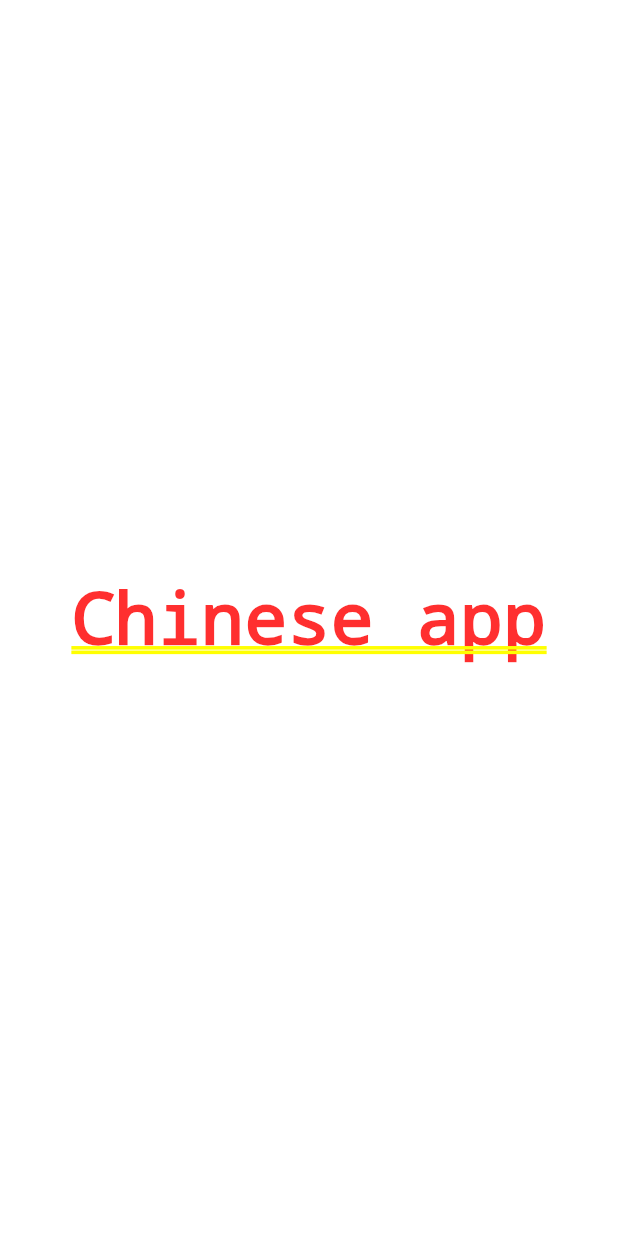
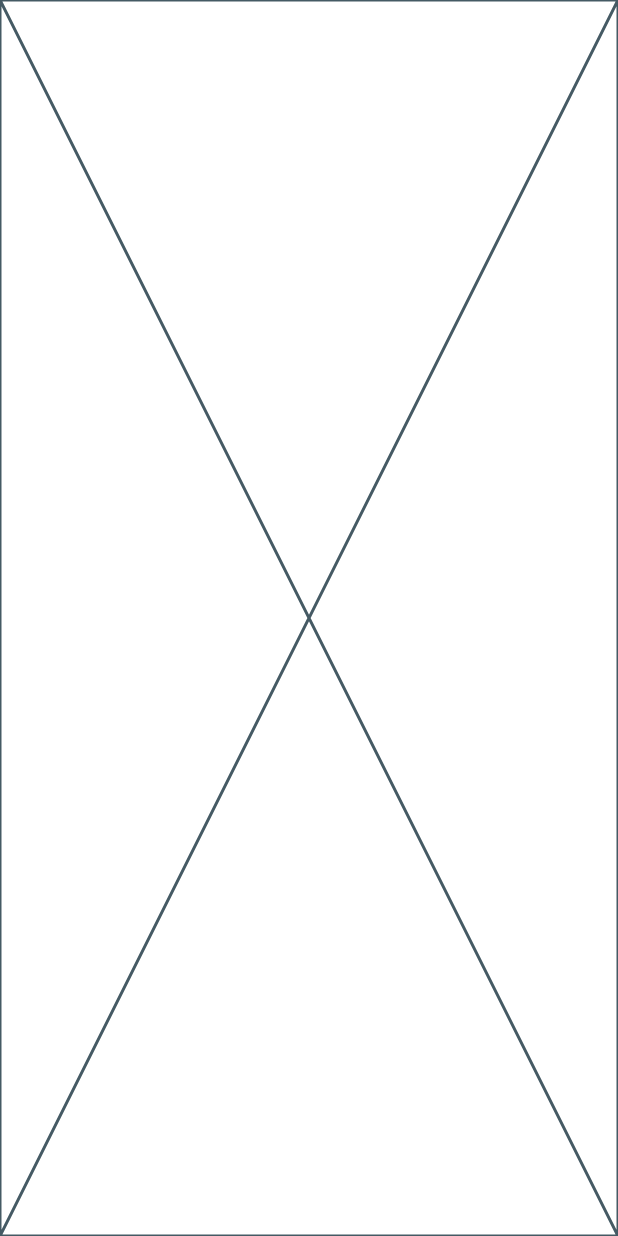
Before and after one commit to Pjvl99/LanguageTeachingSystem, a Flutter app: the screen it shows after launch, on a phone screen of 412 x 824 dp. Run offline on Flutter 3.47's test engine with Material 3 defaults, Android fonts, the phone set to English and light mode, and no system bars.

Commit message:
Creating home page

```diff
--- a/chinese_app/lib/main.dart
+++ b/chinese_app/lib/main.dart
@@ -31,12 +31,25 @@
         colorScheme: ColorScheme.fromSeed(seedColor: Colors.deepPurple),
         useMaterial3: true,
       ),
-      home: Center(
-        child: Text("Chinese app"),
-      ),
+      home: const HomePage(),
     );
   }
 }
+
+class HomePage extends StatefulWidget {
+  const HomePage({super.key});
+
+  @override
+  State<HomePage> createState() => _HomePageState();
+}
+
+class _HomePageState extends State<HomePage> {
+  @override
+  Widget build(BuildContext context) {
+    return const Placeholder();
+  }
+}
+
 
 class MyHomePage extends StatefulWidget {
   const MyHomePage({super.key, required this.title});
```
